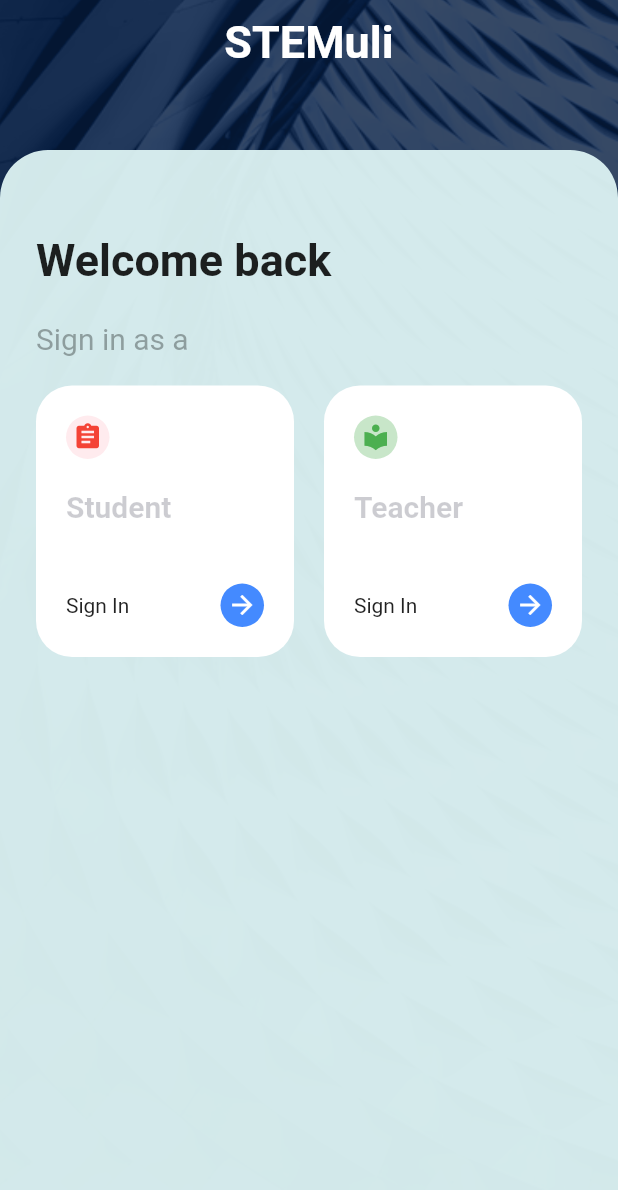
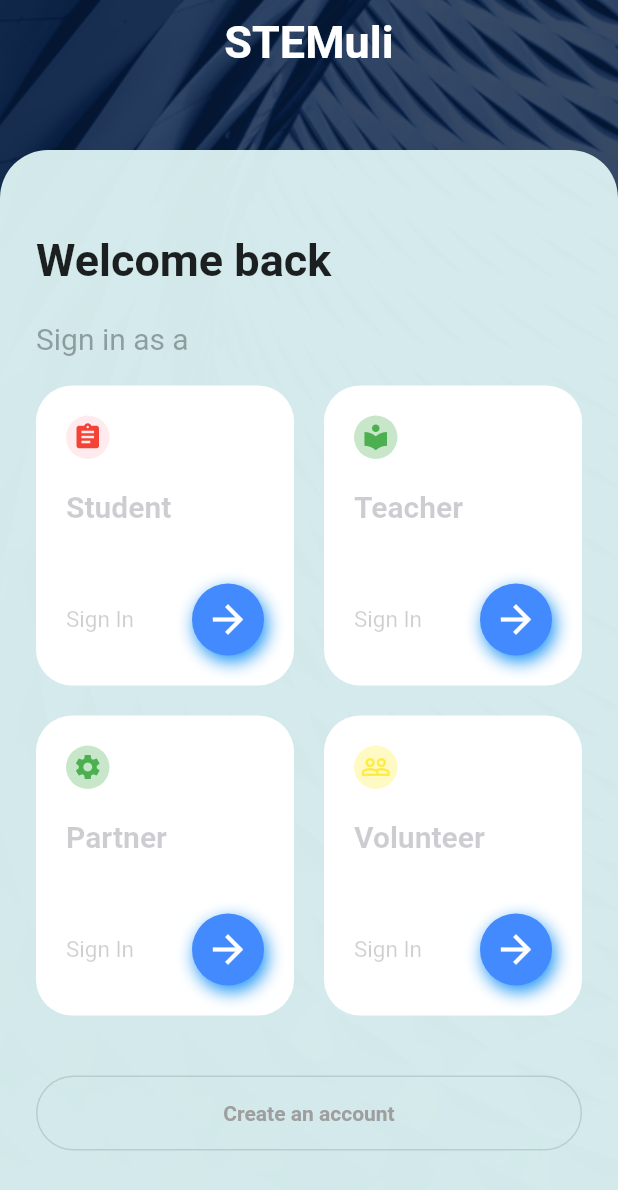
Before and after one commit to gauravsbagul/flutter-stemuli-ui, a Flutter app: the screen it shows after launch, on a phone screen of 412 x 824 dp. Shown: the top 1190 px of the screen. Run offline on Flutter 3.47's test engine with Material 2 defaults, Android fonts, the phone set to English and light mode, and no system bars.

Commit message:
AccountSelection screen UI done

```diff
--- a/lib/screens/AccountSelection.dart
+++ b/lib/screens/AccountSelection.dart
@@ -70,6 +70,40 @@ class AccountSelection extends StatelessWidget {
                             ),
                           ],
                         ),
+                        Row(
+                          mainAxisAlignment: MainAxisAlignment.spaceBetween,
+                          children: [
+                            AccountSelectionBox(
+                              title: 'Partner',
+                              icon: Icons.settings,
+                              boxColor: Colors.green[100],
+                              color: Colors.green,
+                            ),
+                            SizedBox(width: 20),
+                            AccountSelectionBox(
+                              title: 'Volunteer',
+                              icon: Icons.people_outline,
+                              boxColor: Colors.yellow[100],
+                              color: Colors.yellow,
+                            ),
+                          ],
+                        ),
+                        SizedBox(height: 40),
+                        Container(
+                          width: MediaQuery.of(context).size.width,
+                          height: 50,
+                          child: OutlineButton(
+                            onPressed: () => print('helloooo'),
+                            child: Text('Create an account',
+                                style: TextStyle(
+                                  fontWeight: FontWeight.w700,
+                                  color: Colors.grey,
+                                )),
+                            shape: new RoundedRectangleBorder(
+                              borderRadius: new BorderRadius.circular(25.0),
+                            ),
+                          ),
+                        ),
                       ],
                     ),
                   ),
--- a/lib/widgets/onBoarding/AccountSelectionBox.dart
+++ b/lib/widgets/onBoarding/AccountSelectionBox.dart
@@ -1,10 +1,10 @@
 import 'package:flutter/material.dart';
 
 class AccountSelectionBox extends StatelessWidget {
-  String title;
-  IconData icon;
-  Color color;
-  Color boxColor;
+  final String title;
+  final IconData icon;
+  final Color color;
+  final Color boxColor;
 
   AccountSelectionBox({
     this.title,
@@ -60,20 +60,38 @@ class AccountSelectionBox extends StatelessWidget {
             Row(
               mainAxisAlignment: MainAxisAlignment.spaceBetween,
               children: [
-                Text('Sign In'),
+                Text(
+                  'Sign In',
+                  style: TextStyle(
+                      fontWeight: FontWeight.w400,
+                      fontSize: 15,
+                      color: Color(0x34151612)),
+                ),
                 Container(
-                  height: 29,
-                  width: 29,
+                  alignment: Alignment.center,
                   decoration: BoxDecoration(
                     borderRadius: BorderRadius.all(
-                      Radius.circular(20),
+                      Radius.circular(40),
                     ),
                     color: Colors.blueAccent,
+                    boxShadow: [
+                      new BoxShadow(
+                        color: Colors.blue,
+                        blurRadius: 9.0,
+                        offset: Offset(2, 4),
+                        spreadRadius: 0.3,
+                      ),
+                    ],
                   ),
-                  child: Icon(
-                    Icons.arrow_forward,
-                    color: Colors.white,
-                    size: 20,
+                  child: IconButton(
+                    enableFeedback: true,
+                    alignment: Alignment.center,
+                    icon: Icon(
+                      Icons.arrow_forward,
+                      color: Colors.white,
+                      size: 30,
+                    ),
+                    onPressed: () => print('clicked'),
                   ),
                 ),
               ],
--- a/pubspec.yaml
+++ b/pubspec.yaml
@@ -46,7 +46,7 @@ flutter:
 
   # To add assets to your application, add an assets section, like this:
   assets:
-    - assets/images
+    - assets/images/backgroundImage_img.png
 
   # An image asset can refer to one or more resolution-specific "variants", see
   # https://flutter.dev/assets-and-images/#resolution-aware.
```
